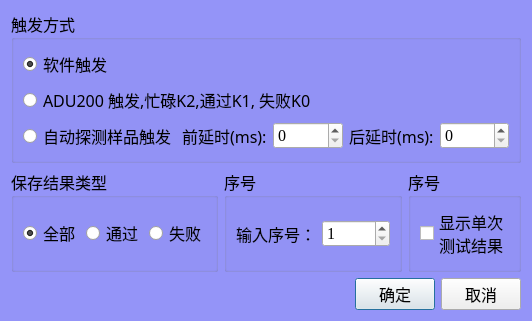
Before: the Qt Designer form MeterMode/clsMeterModeSettings.ui in caicaiking/WKEFactoryView2014, drawn with Qt 5.
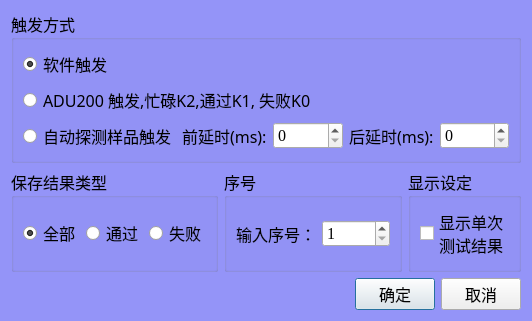
After: the same form once the commit is applied.

Diff of the .ui file:
```diff
--- a/MeterMode/clsMeterModeSettings.ui
+++ b/MeterMode/clsMeterModeSettings.ui
@@ -256,7 +256,7 @@
         </font>
        </property>
        <property name="title">
-        <string>序号</string>
+        <string>显示设定</string>
        </property>
        <layout class="QVBoxLayout" name="verticalLayout_2">
         <item>
```
